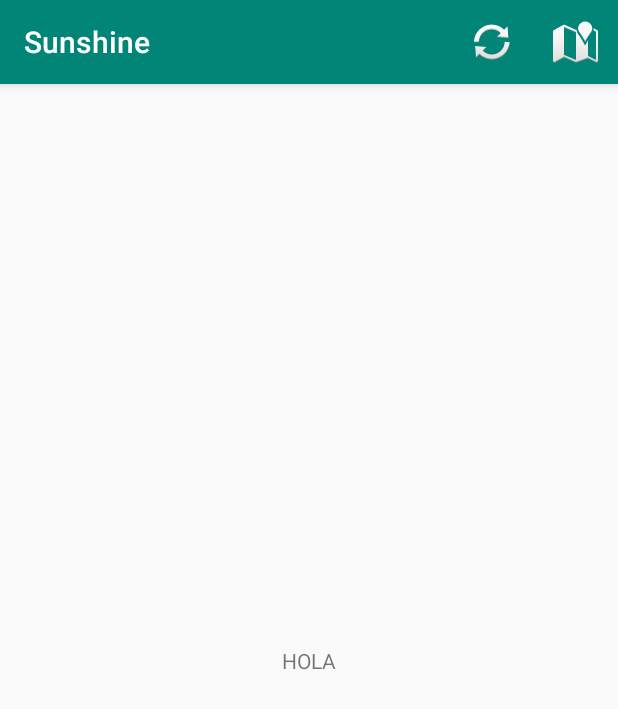
After one commit to Miguel-Herrero/sunshine, an Android app: the fragment ForecastFragment placed in its activity, on a phone screen of 412 x 824 dp. The commit adds this screen. Shown: the top 709 px of the screen. Run offline under Robolectric (Android 15) with nearby library versions, the phone set to English and light mode, and no system bars.

Commit message:
Move Activities to Fragments

```diff
--- a/app/build.gradle
+++ b/app/build.gradle
@@ -30,6 +30,7 @@ dependencies {
     implementation "org.jetbrains.kotlin:kotlin-stdlib-jdk7:$kotlin_version"
     implementation 'androidx.appcompat:appcompat:1.0.0-beta01'
     implementation 'androidx.constraintlayout:constraintlayout:1.1.2'
+    implementation 'androidx.legacy:legacy-support-v4:1.0.0-alpha1'
     testImplementation 'junit:junit:4.12'
     androidTestImplementation 'androidx.test:runner:1.1.0-alpha4'
     androidTestImplementation 'androidx.test.espresso:espresso-core:3.1.0-alpha4'
--- /dev/null
+++ b/app/src/main/java/es/miguelherrero/sunshine/Fragments/ForecastFragment.kt
@@ -0,0 +1,84 @@
+package es.miguelherrero.sunshine.Fragments
+
+import android.content.Context
+import android.net.Uri
+import android.os.Bundle
+import android.util.Log
+import android.view.LayoutInflater
+import android.view.View
+import android.view.ViewGroup
+import android.widget.TextView
+import androidx.fragment.app.Fragment
+import es.miguelherrero.sunshine.R
+
+// TODO: Rename parameter arguments, choose names that match
+// the fragment initialization parameters, e.g. ARG_ITEM_NUMBER
+private const val ARG_PARAM1 = "weatherForDay"
+private const val ARG_PARAM2 = "param2"
+
+class ForecastFragment : Fragment() {
+    // TODO: Rename and change types of parameters
+    private var param1: String? = null
+    private var param2: String? = null
+    private var listener: OnFragmentInteractionListener? = null
+    private var mDisplayText: TextView? = null
+    private var mForecast = ""
+    private val FORECAST_SHARE_HASHTAG = " #SunshineApp"
+
+    override fun onCreate(savedInstanceState: Bundle?) {
+        super.onCreate(savedInstanceState)
+        arguments?.let {
+            param1 = it.getString(ARG_PARAM1)
+            Log.d(LOG_TAG, "Param1 $param1")
+            mDisplayText?.text = param1
+        }
+    }
+
+    override fun onCreateView(inflater: LayoutInflater, container: ViewGroup?,
+                              savedInstanceState: Bundle?): View? {
+        // Inflate the layout for this fragment
+        val view = inflater.inflate(R.layout.fragment_forecast, container, false)
+
+        mDisplayText = view.findViewById(R.id.tv_display_weather)
+        mDisplayText?.text = "HOLA"
+
+        arguments?.let {
+            param1 = it.getString(ARG_PARAM1)
+            Log.d(LOG_TAG, "Param1 $param1")
+            mDisplayText?.text = param1
+        }
+
+        return view
+    }
+
+    override fun onAttach(context: Context) {
+        super.onAttach(context)
+        if (context is OnFragmentInteractionListener) {
+            listener = context
+        } else {
+            throw RuntimeException(context.toString() + " must implement OnFragmentInteractionListener")
+        }
+    }
+
+    override fun onDetach() {
+        super.onDetach()
+        listener = null
+    }
+
+    interface OnFragmentInteractionListener {
+        // TODO: Update argument type and name
+        fun onFragmentInteraction(uri: Uri)
+    }
+
+    companion object {
+        private val LOG_TAG = WeatherListFragment::class.java.simpleName
+
+        @JvmStatic
+        fun newInstance(weatherForDay: String) =
+                ForecastFragment().apply {
+                    arguments = Bundle().apply {
+                        putString(ARG_PARAM1, weatherForDay)
+                    }
+                }
+    }
+}
--- /dev/null
+++ b/app/src/main/java/es/miguelherrero/sunshine/Fragments/WeatherListFragment.kt
@@ -0,0 +1,162 @@
+package es.miguelherrero.sunshine.Fragments
+
+import android.content.Context
+import android.os.Bundle
+import android.view.LayoutInflater
+import android.view.View
+import android.view.ViewGroup
+import android.widget.ProgressBar
+import android.widget.TextView
+import androidx.fragment.app.Fragment
+import androidx.recyclerview.widget.LinearLayoutManager
+import androidx.recyclerview.widget.RecyclerView
+import es.miguelherrero.sunshine.ForecastAdapter
+import es.miguelherrero.sunshine.R
+import es.miguelherrero.sunshine.models.ForecastModel
+import es.miguelherrero.sunshine.utilities.OpenWeatherAPIService
+import retrofit2.Call
+import retrofit2.Callback
+import retrofit2.Response
+
+// TODO: Rename parameter arguments, choose names that match
+// the fragment initialization parameters, e.g. ARG_ITEM_NUMBER
+private const val ARG_PARAM1 = "param1"
+private const val ARG_PARAM2 = "param2"
+
+/**
+ * A simple [Fragment] subclass.
+ * Activities that contain this fragment must implement the
+ * [WeatherListFragment.OnFragmentInteractionListener] interface
+ * to handle interaction events.
+ * Use the [WeatherListFragment.newInstance] factory method to
+ * create an instance of this fragment.
+ *
+ */
+class WeatherListFragment : Fragment() {
+    // TODO: Rename and change types of parameters
+    private var param1: String? = null
+    private var param2: String? = null
+    private var listener: OnFragmentInteractionListener? = null
+
+    private lateinit var mErrorMessageTextView: TextView
+    lateinit var mLoadingIndicator: ProgressBar
+    lateinit var mAdapter: ForecastAdapter
+    private lateinit var mWeatherList: RecyclerView
+
+    override fun onCreate(savedInstanceState: Bundle?) {
+        super.onCreate(savedInstanceState)
+        arguments?.let {
+            param1 = it.getString(ARG_PARAM1)
+            param2 = it.getString(ARG_PARAM2)
+        }
+    }
+
+    override fun onCreateView(inflater: LayoutInflater, container: ViewGroup?,
+                              savedInstanceState: Bundle?): View? {
+        val view = inflater.inflate(R.layout.fragment_weather_list, container, false)
+
+        mErrorMessageTextView = view.findViewById(R.id.tv_error_message_display)
+        mLoadingIndicator = view.findViewById(R.id.pb_loading_indicator)
+        mWeatherList = view.findViewById(R.id.rv_weathers)
+
+        mLoadingIndicator.visibility = View.VISIBLE
+
+        /*
+         * Pass as a parameter an on-click handler that we've defined to make it easy
+         * for an Activity to interface with our RecyclerView
+         */
+        mAdapter = ForecastAdapter { weatherForDay: String -> itemClicked(weatherForDay) }
+
+        val context = activity
+        mWeatherList.layoutManager = LinearLayoutManager(context)
+        mWeatherList.hasFixedSize()
+        mWeatherList.visibility = View.INVISIBLE
+        mWeatherList.adapter = mAdapter
+
+        fetchForecast()
+        return view
+    }
+
+    override fun onAttach(context: Context) {
+        super.onAttach(context)
+        if (context is OnFragmentInteractionListener) {
+            listener = context
+        } else {
+            throw RuntimeException(context.toString() + " must implement OnFragmentInteractionListener")
+        }
+    }
+
+    override fun onDetach() {
+        super.onDetach()
+        listener = null
+    }
+
+    /**
+     * This interface must be implemented by activities that contain this
+     * fragment to allow an interaction in this fragment to be communicated
+     * to the activity and potentially other fragments contained in that
+     * activity.
+     *
+     *
+     * See the Android Training lesson [Communicating with Other Fragments]
+     * (http://developer.android.com/training/basics/fragments/communicating.html)
+     * for more information.
+     */
+    interface OnFragmentInteractionListener {
+        fun onFragmentInteraction(weatherForDay: String)
+    }
+
+    companion object {
+        private val LOG_TAG = WeatherListFragment::class.java.simpleName
+
+        @JvmStatic
+        fun newInstance() =
+                WeatherListFragment().apply {
+                    /*
+                    arguments = Bundle().apply {
+                        putString(ARG_PARAM1, param1)
+                        putString(ARG_PARAM2, param2)
+                    }*/
+                }
+    }
+
+    private fun fetchForecast() {
+        val weatherService = OpenWeatherAPIService.create()
+
+        weatherService.getForecast(3117735, OpenWeatherAPIService.mAppID).enqueue(object : Callback<ForecastModel> {
+            override fun onFailure(call: Call<ForecastModel>?, error: Throwable?) {
+                mLoadingIndicator.visibility = View.INVISIBLE
+                showErrorMessage()
+            }
+
+            override fun onResponse(call: Call<ForecastModel>?, response: Response<ForecastModel>?) {
+                mLoadingIndicator.visibility = View.INVISIBLE
+                if (response?.isSuccessful!!) {
+                    showJsonDataView()
+                    val data = response.body()
+
+                    mAdapter.setForecastData(data?.list!!)
+                }
+            }
+        })
+    }
+
+    private fun showJsonDataView() {
+        mErrorMessageTextView.visibility = View.INVISIBLE
+        mWeatherList.visibility = View.VISIBLE
+    }
+
+    private fun showErrorMessage() {
+        mErrorMessageTextView.visibility = View.VISIBLE
+        mWeatherList.visibility = View.INVISIBLE
+    }
+
+    /**
+     * This method is executed when an item is clicked.
+     *
+     * @param weatherForDay The weather for the day that was clicked
+     */
+    private fun itemClicked(weatherForDay: String) {
+        listener?.onFragmentInteraction(weatherForDay)
+    }
+}
--- a/app/src/main/res/layout/activity_main.xml
+++ b/app/src/main/res/layout/activity_main.xml
@@ -1,28 +1,7 @@
 <?xml version="1.0" encoding="utf-8"?>
-<FrameLayout
-    xmlns:android="http://schemas.android.com/apk/res/android"
+<FrameLayout xmlns:android="http://schemas.android.com/apk/res/android"
+    android:id="@+id/container"
     android:layout_width="match_parent"
     android:layout_height="match_parent">
 
-    <androidx.recyclerview.widget.RecyclerView
-        android:layout_width="match_parent"
-        android:id="@+id/rv_weathers"
-        android:layout_height="wrap_content">
-
-    </androidx.recyclerview.widget.RecyclerView>
-
-    <TextView
-        android:id="@+id/tv_error_message_display"
-        android:layout_width="match_parent"
-        android:layout_height="wrap_content"
-        android:text="@string/error_message"
-        android:textSize="24sp" />
-
-    <ProgressBar
-        android:id="@+id/pb_loading_indicator"
-        style="?android:attr/progressBarStyle"
-        android:layout_width="42dp"
-        android:layout_height="42dp"
-        android:layout_gravity="center"
-        android:visibility="invisible" />
 </FrameLayout>
--- /dev/null
+++ b/app/src/main/res/layout/fragment_forecast.xml
@@ -0,0 +1,20 @@
+<?xml version="1.0" encoding="utf-8"?>
+<androidx.constraintlayout.widget.ConstraintLayout xmlns:android="http://schemas.android.com/apk/res/android"
+    xmlns:app="http://schemas.android.com/apk/res-auto"
+    android:layout_width="match_parent"
+    android:layout_height="match_parent">
+
+    <TextView
+        android:id="@+id/tv_display_weather"
+        android:layout_width="wrap_content"
+        android:layout_height="wrap_content"
+        android:layout_marginStart="8dp"
+        android:layout_marginTop="8dp"
+        android:layout_marginEnd="8dp"
+        android:layout_marginBottom="8dp"
+        android:text="DetailActivity"
+        app:layout_constraintBottom_toBottomOf="parent"
+        app:layout_constraintEnd_toEndOf="parent"
+        app:layout_constraintStart_toStartOf="parent"
+        app:layout_constraintTop_toTopOf="parent" />
+</androidx.constraintlayout.widget.ConstraintLayout>
--- a/app/src/main/res/values/strings.xml
+++ b/app/src/main/res/values/strings.xml
@@ -4,4 +4,7 @@
     <string name="error_message">Failed to get results, please try again.</string>
     <string name="action_share">Share</string>
     <string name="action_map">Map Location</string>
+
+    <!-- TODO: Remove or change this placeholder text -->
+    <string name="hello_blank_fragment">Hello blank fragment</string>
 </resources>
```
Also changed, not shown: app/src/main/java/es/miguelherrero/sunshine/MainActivity.kt (+28 -78 lines), app/src/main/res/layout/fragment_weather_list.xml (added, +28 -0 lines), 1 other file.
